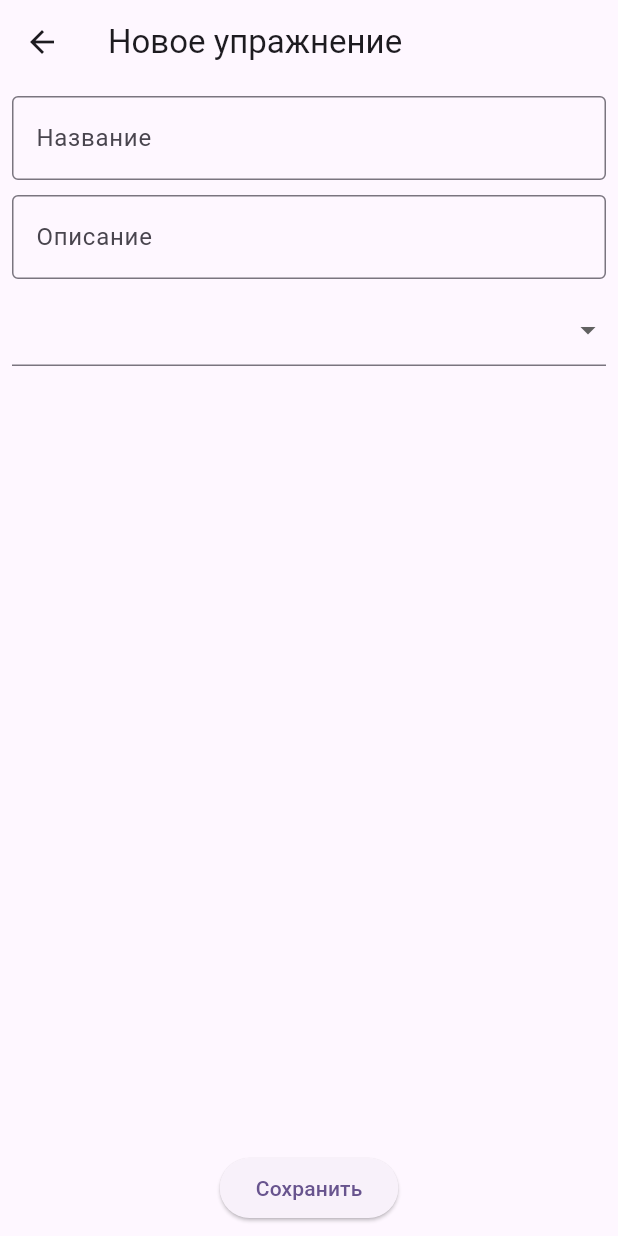
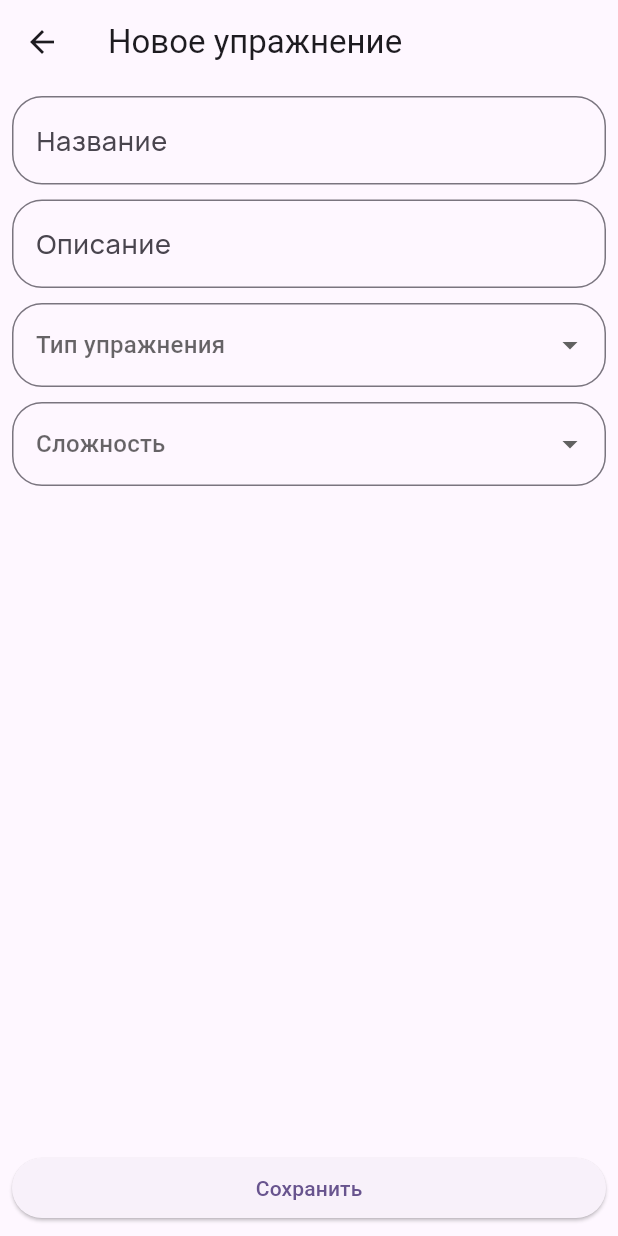
Before and after one commit to evaranshark/laborato_test_task, a Flutter app: the TaskPage screen opened by its route, on a phone screen of 412 x 824 dp. Run offline on Flutter 3.47's test engine with Material 3 defaults, Android fonts, the phone set to English and light mode, and no system bars; our stand-ins replace equatable, flutter_bloc, get_it, google_fonts, hive; accounts and stored records are empty.

Commit message:
Exercise difficulty and design

```diff
--- a/lib/domain/entities/task.dart
+++ b/lib/domain/entities/task.dart
@@ -5,12 +5,14 @@ class TaskEntity with EquatableMixin {
     required this.name,
     required this.description,
     required this.type,
+    this.difficulty = Difficulty.medium,
     this.id,
   });
   final String name;
   final String description;
   final TaskType type;
   final dynamic id;
+  final Difficulty difficulty;
 
   @override
   List<Object?> get props => [
@@ -26,3 +28,9 @@ enum TaskType {
   balance,
   flexibility,
 }
+
+enum Difficulty {
+  easy,
+  medium,
+  hard,
+}
--- a/lib/presentation/pages/task_page/task_page.dart
+++ b/lib/presentation/pages/task_page/task_page.dart
@@ -27,6 +27,7 @@ class _AddTaskFormState extends State<_AddTaskForm> {
   final _nameController = TextEditingController();
   final _descriptionController = TextEditingController();
   TaskType? _type;
+  Difficulty? _difficulty;
 
   @override
   Widget build(BuildContext context) {
@@ -37,9 +38,10 @@ class _AddTaskFormState extends State<_AddTaskForm> {
         child: Column(
           children: [
             TextFormField(
+              textInputAction: TextInputAction.next,
+              textCapitalization: TextCapitalization.sentences,
               decoration: const InputDecoration(
                 labelText: 'Название',
-                border: OutlineInputBorder(),
               ),
               controller: _nameController,
             ),
@@ -47,10 +49,11 @@ class _AddTaskFormState extends State<_AddTaskForm> {
               height: 10.0,
             ),
             TextFormField(
+              textInputAction: TextInputAction.next,
+              textCapitalization: TextCapitalization.sentences,
               maxLines: null,
               decoration: const InputDecoration(
                 labelText: 'Описание',
-                border: OutlineInputBorder(),
               ),
               controller: _descriptionController,
             ),
@@ -58,6 +61,7 @@ class _AddTaskFormState extends State<_AddTaskForm> {
               height: 10.0,
             ),
             DropdownButtonFormField<TaskType>(
+              hint: const Text('Тип упражнения'),
               items: const [
                 DropdownMenuItem(
                   value: TaskType.cardio,
@@ -82,20 +86,47 @@ class _AddTaskFormState extends State<_AddTaskForm> {
                 });
               },
             ),
+            const SizedBox(
+              height: 10.0,
+            ),
+            DropdownButtonFormField<Difficulty>(
+              hint: const Text('Сложность'),
+              items: const [
+                DropdownMenuItem(
+                  value: Difficulty.easy,
+                  child: Text('Низкая'),
+                ),
+                DropdownMenuItem(
+                  value: Difficulty.medium,
+                  child: Text('Средняя'),
+                ),
+                DropdownMenuItem(
+                  value: Difficulty.hard,
+                  child: Text('Высокая'),
+                ),
+              ],
+              onChanged: (value) {
+                setState(() {
+                  _difficulty = value;
+                });
+              },
+            ),
             const Spacer(),
             ElevatedButton(
               onPressed: () {
                 final result = TaskEntity(
-                  name: _nameController.text,
-                  description: _descriptionController.text,
-                  type: _type!,
-                );
+                    name: _nameController.text,
+                    description: _descriptionController.text,
+                    type: _type!,
+                    difficulty: _difficulty!);
                 Navigator.of(context).pop(
                   result,
                 );
               },
-              child: const Text(
-                'Сохранить',
+              child: const Center(
+                child: Text(
+                  'Сохранить',
+                ),
               ),
             ),
           ],
--- a/pubspec.yaml
+++ b/pubspec.yaml
@@ -22,6 +22,7 @@ dependencies:
   path_provider: ^2.1.2
   equatable: ^2.0.5
   bloc: ^8.1.4
+  google_fonts: ^6.2.0
 
 dev_dependencies:
   flutter_test:
```
Also changed, not shown: lib/data/datasource/converters/difficulty_converter.dart (added, +23 -0 lines), lib/data/datasource/converters/task_converter.dart (+9 -2 lines), lib/data/datasource/models/task_model.dart (+12 -0 lines), lib/main.dart (+23 -0 lines), lib/presentation/pages/main_page/main_page.dart (+2 -12 lines), lib/presentation/pages/main_page/widgets/exercise_list_item.dart (added, +137 -0 lines), lib/data/datasource/models/task_model.g.dart, pubspec.lock.
